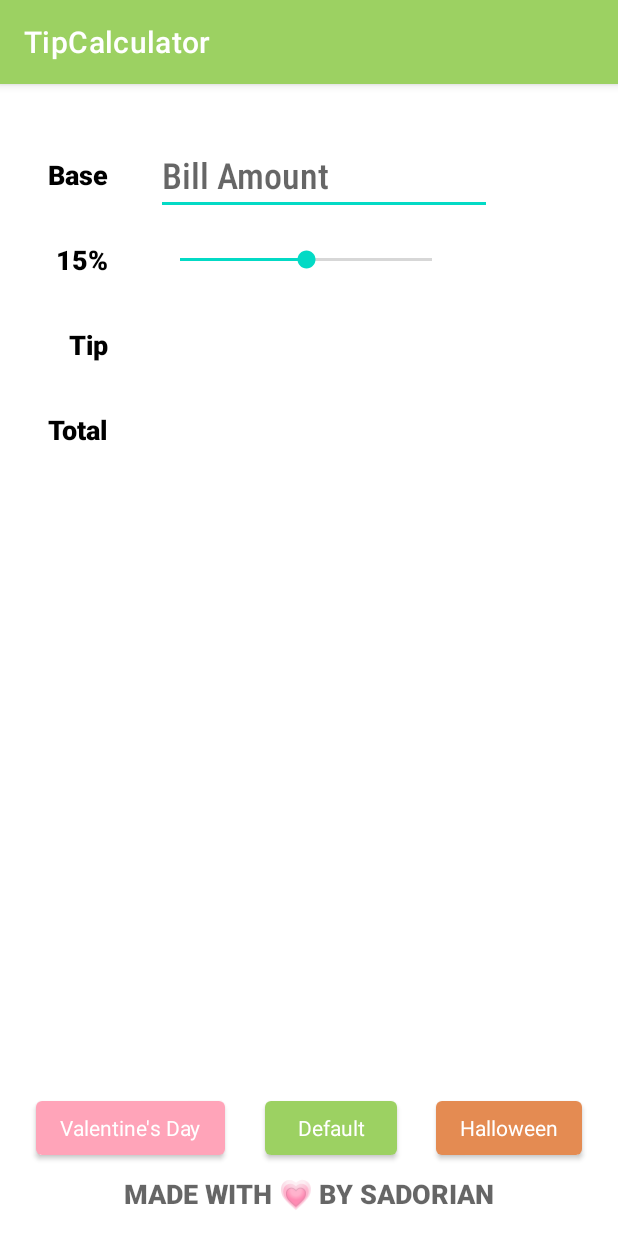
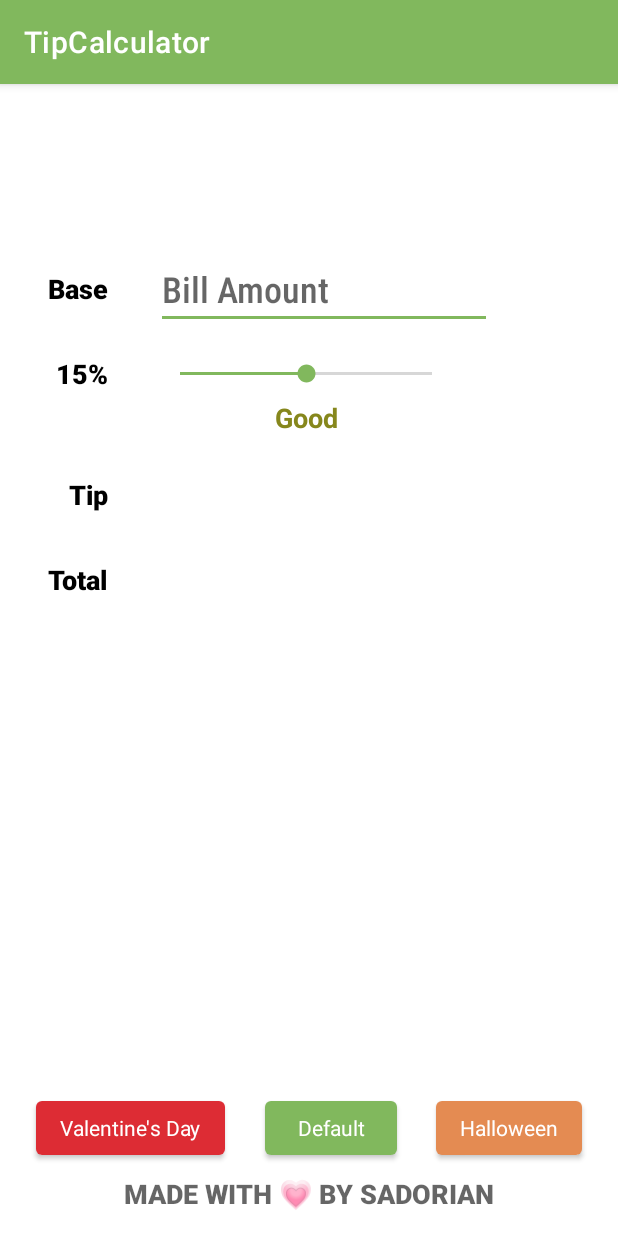
Before and after one commit to sadoreena/TipCalculator, an Android app: the screen it shows after launch (MainActivity), on a phone screen of 412 x 824 dp. Run offline under Robolectric (Android 15) with nearby library versions, the phone set to English and light mode, and no system bars.

Commit message:
added tip description and animation

```diff
--- a/app/src/main/java/com/example/tipcalculator/MainActivity.kt
+++ b/app/src/main/java/com/example/tipcalculator/MainActivity.kt
@@ -1,5 +1,6 @@
 package com.example.tipcalculator
 
+import android.animation.ArgbEvaluator
 import android.graphics.Color
 import android.util.Log
 
@@ -9,11 +10,13 @@ import android.text.Editable
 import android.text.TextWatcher
 import android.view.View
 import android.widget.*
+import androidx.core.content.ContextCompat
 import androidx.core.view.isVisible
 
 private const val TAG = "MainActivity"
 private const val initial_tip_percent = 15
 class MainActivity : AppCompatActivity() {
+
     private lateinit var etBaseAmount: EditText
     private lateinit var seekBarTip: SeekBar
     private lateinit var tvTipPercentLabel: TextView
@@ -24,7 +27,7 @@ class MainActivity : AppCompatActivity() {
     private lateinit var HalloweenButton: Button
     private lateinit var ValentinesBackground: ImageView
     private lateinit var HalloweenBackground: ImageView
-
+    private lateinit var tvTipDescription: TextView
 
 
     override fun onCreate(savedInstanceState: Bundle?) {
@@ -35,6 +38,7 @@ class MainActivity : AppCompatActivity() {
         tvTipPercentLabel = findViewById(R.id.tvTipPercentLabel)
         tvTipAmount = findViewById(R.id.tvTipAmount)
         tvTotalAmount = findViewById(R.id.tvTotalAmount)
+        tvTipDescription = findViewById(R.id.tvTipDescription)
 
         DefaultButton = findViewById(R.id.DefaultButton)
         ValentinesDayButton = findViewById(R.id.ValentinesDayButton)
@@ -46,18 +50,17 @@ class MainActivity : AppCompatActivity() {
 
         seekBarTip.progress = initial_tip_percent
         tvTipPercentLabel.text = "$initial_tip_percent%"
+        updateTipDescription(initial_tip_percent)
 
         seekBarTip.setOnSeekBarChangeListener(object: SeekBar.OnSeekBarChangeListener {
             override fun onProgressChanged(seekBar: SeekBar?, progress: Int, fromUser: Boolean) {
                 Log.i(TAG, "onProgressChanged $progress")
                 tvTipPercentLabel.text = "$progress%"
                 computeTipAndTotal()
+                updateTipDescription(progress)
             }
-
             override fun onStartTrackingTouch(p0: SeekBar?) {}
             override fun onStopTrackingTouch(p0: SeekBar?) {}
-
-
         })
 
         etBaseAmount.addTextChangedListener(object: TextWatcher {
@@ -68,10 +71,9 @@ class MainActivity : AppCompatActivity() {
                 Log.i(TAG, "afterTextChanged $s")
                 computeTipAndTotal()
             }
-
-
         })
 
+        // changing background after a button is pressed
         HalloweenButton.setOnClickListener(View.OnClickListener {
             HalloweenBackground.isVisible = true
             ValentinesBackground.isVisible = false
@@ -86,7 +88,26 @@ class MainActivity : AppCompatActivity() {
             HalloweenBackground.isVisible = false
             ValentinesBackground.isVisible = false
         })
+    }
 
+    private fun updateTipDescription(tipPercent: Int) {
+
+        val tipDescription = when(tipPercent) {
+            in 0..9 -> "Poor"
+            in 10..14 -> "Accpetable"
+            in 15..19 -> "Good"
+            in 20..24 -> "Great"
+            else -> "Amazing"
+        }
+        tvTipDescription.text = tipDescription
+
+        // update color based on tip percent
+        val color = ArgbEvaluator().evaluate(
+            tipPercent.toFloat() / seekBarTip.max,
+            ContextCompat.getColor(this, R.color.worst_tip),
+            ContextCompat.getColor(this, R.color.best_tip)
+        ) as Int
+        tvTipDescription.setTextColor(color)
     }
 
     private fun computeTipAndTotal() {
--- a/app/src/main/res/layout/activity_main.xml
+++ b/app/src/main/res/layout/activity_main.xml
@@ -35,7 +35,7 @@
         android:layout_width="wrap_content"
         android:layout_height="wrap_content"
         android:layout_marginStart="32dp"
-        android:layout_marginTop="48dp"
+        android:layout_marginTop="124dp"
         android:fontFamily="sans-serif-black"
         android:text="Base"
         android:textAppearance="@style/TextAppearance.AppCompat.Medium"
@@ -47,7 +47,7 @@
         android:id="@+id/tvTipLabel"
         android:layout_width="wrap_content"
         android:layout_height="wrap_content"
-        android:layout_marginTop="32dp"
+        android:layout_marginTop="56dp"
         android:fontFamily="sans-serif-black"
         android:text="Tip"
         android:textAppearance="@style/TextAppearance.AppCompat.Medium"
@@ -91,6 +91,7 @@
         android:fontFamily="sans-serif-condensed-medium"
         android:hint="Bill Amount"
         android:inputType="numberDecimal"
+        android:textAppearance="@style/TextAppearance.AppCompat.Medium"
         android:textColor="#000000"
         android:textSize="24sp"
         app:layout_constraintBottom_toBottomOf="@+id/tvBaseLabel"
@@ -111,7 +112,7 @@
         android:layout_width="wrap_content"
         android:layout_height="wrap_content"
         android:fontFamily="sans-serif-condensed-medium"
-        android:textAppearance="@style/TextAppearance.AppCompat.Large"
+        android:textAppearance="@style/TextAppearance.AppCompat.Medium"
         android:textColor="#000000"
         app:layout_constraintBottom_toBottomOf="@+id/tvTipLabel"
         app:layout_constraintStart_toStartOf="@+id/seekBarTip"
@@ -123,7 +124,7 @@
         android:layout_width="wrap_content"
         android:layout_height="wrap_content"
         android:fontFamily="sans-serif-condensed-medium"
-        android:textAppearance="@style/TextAppearance.AppCompat.Large"
+        android:textAppearance="@style/TextAppearance.AppCompat.Medium"
         android:textColor="#000000"
         app:layout_constraintBottom_toBottomOf="@+id/tvTotalLabel"
         app:layout_constraintStart_toStartOf="@+id/tvTipAmount"
@@ -156,12 +157,12 @@
 
     <Button
         android:id="@+id/ValentinesDayButton"
-        android:theme="@style/Theme.TipCalculatorVal"
         android:layout_width="wrap_content"
         android:layout_height="wrap_content"
         android:layout_marginStart="24dp"
         android:text="Valentine's Day"
         android:textAppearance="@style/TextAppearance.AppCompat.Small"
+        android:theme="@style/Theme.TipCalculatorVal"
         app:layout_constraintBottom_toBottomOf="@+id/DefaultButton"
         app:layout_constraintStart_toStartOf="parent"
         app:layout_constraintTop_toTopOf="@+id/DefaultButton"
@@ -169,15 +170,28 @@
 
     <Button
         android:id="@+id/HalloweenButton"
-        android:theme="@style/Theme.TipCalculatorHal"
         android:layout_width="wrap_content"
         android:layout_height="wrap_content"
         android:layout_marginEnd="24dp"
         android:text="Halloween"
         android:textAppearance="@style/TextAppearance.AppCompat.Small"
+        android:theme="@style/Theme.TipCalculatorHal"
         app:layout_constraintBottom_toBottomOf="@+id/ValentinesDayButton"
         app:layout_constraintEnd_toEndOf="parent"
         app:layout_constraintTop_toTopOf="@+id/ValentinesDayButton"
         app:layout_constraintVertical_bias="0.0" />
 
+    <TextView
+        android:id="@+id/tvTipDescription"
+        android:layout_width="wrap_content"
+        android:layout_height="wrap_content"
+        android:layout_marginTop="8dp"
+        android:text="TextView"
+        android:textAppearance="@style/TextAppearance.AppCompat.Medium"
+        android:textStyle="bold"
+        app:layout_constraintEnd_toEndOf="@+id/seekBarTip"
+        app:layout_constraintStart_toStartOf="@+id/seekBarTip"
+        app:layout_constraintTop_toBottomOf="@+id/seekBarTip"
+        tools:text="Acceptable" />
+
 </androidx.constraintlayout.widget.ConstraintLayout>
--- a/app/src/main/res/values/colors.xml
+++ b/app/src/main/res/values/colors.xml
@@ -7,8 +7,12 @@
     <color name="teal_700">#FF018786</color>
     <color name="black">#FF000000</color>
     <color name="white">#FFFFFFFF</color>
-    <color name="green">#9CD162</color>
+    <color name="primary_green">#81B85D</color>
+    <color name="darker_green">#51733B</color>
     <color name="pink">#ffa4b9</color>
     <color name="orange">#e48b52</color>
+    <color name="red">#dd2c34</color>
+    <color name="best_tip">#02B826</color>
+    <color name="worst_tip">#B81500</color>
 
 </resources>
--- a/app/src/main/res/values/themes.xml
+++ b/app/src/main/res/values/themes.xml
@@ -2,12 +2,12 @@
     <!-- Base application theme. -->
     <style name="Theme.TipCalculator" parent="Theme.MaterialComponents.DayNight.DarkActionBar">
         <!-- Primary brand color. -->
-        <item name="colorPrimary">@color/green</item>
-        <item name="colorPrimaryVariant">@color/green</item>
+        <item name="colorPrimary">@color/primary_green</item>
+        <item name="colorPrimaryVariant">@color/darker_green</item>
         <item name="colorOnPrimary">@color/white</item>
         <!-- Secondary brand color. -->
-        <item name="colorSecondary">@color/teal_200</item>
-        <item name="colorSecondaryVariant">@color/teal_700</item>
+        <item name="colorSecondary">@color/primary_green</item>
+        <item name="colorSecondaryVariant">@color/darker_green</item>
         <item name="colorOnSecondary">@color/black</item>
         <!-- Status bar color. -->
         <item name="android:statusBarColor" tools:targetApi="l">?attr/colorPrimaryVariant</item>
@@ -16,7 +16,7 @@
 
     <style name="Theme.TipCalculatorVal" parent="Theme.MaterialComponents.DayNight.DarkActionBar">
         <!-- Primary brand color. -->
-        <item name="colorPrimary">@color/pink</item>
+        <item name="colorPrimary">@color/red</item>
         <item name="colorPrimaryVariant">@color/pink</item>
         <item name="colorOnPrimary">@color/white</item>
         <!-- Secondary brand color. -->
```
